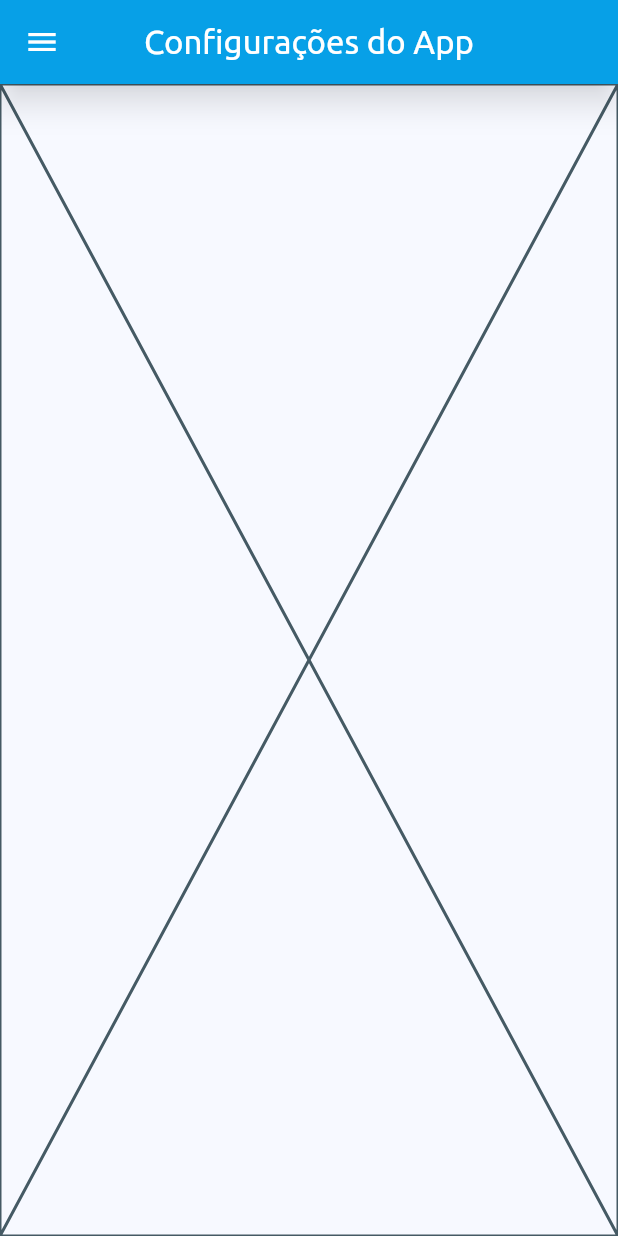
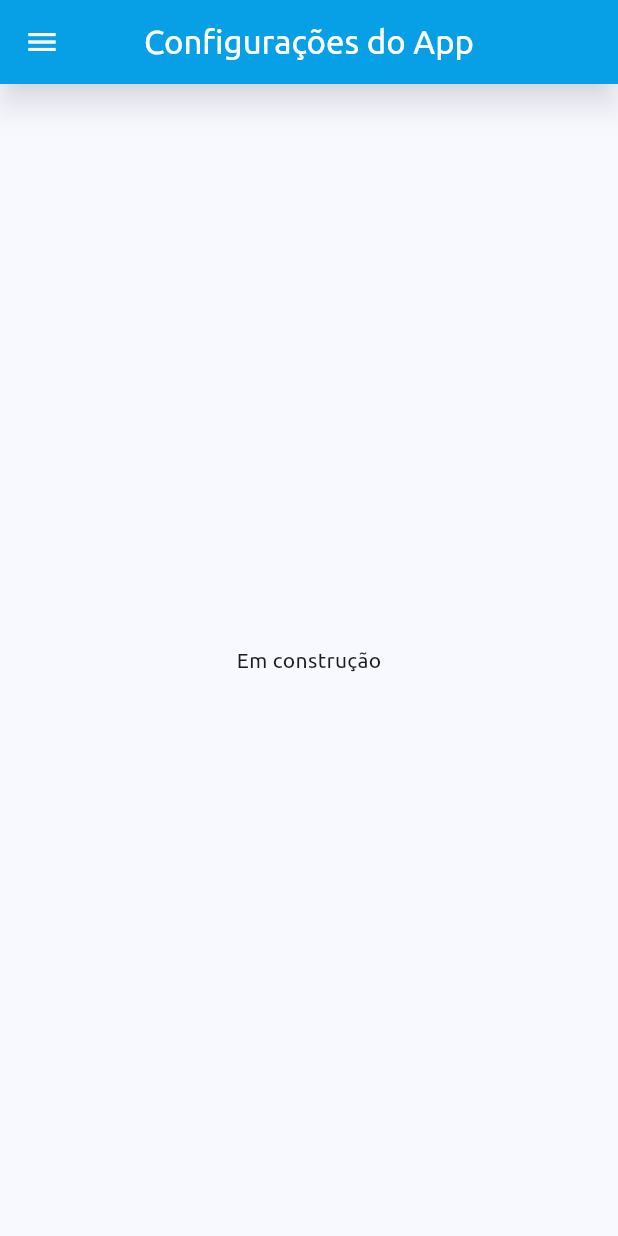
Before and after one commit to Ferps53/Scheduler, a Flutter app: the ConfigScreen screen opened by its route, on a phone screen of 412 x 824 dp. Run offline on Flutter 3.47's test engine with Material 3 defaults, Android fonts, the phone set to English and light mode, and no system bars; our stand-ins replace firebase_core, firebase_messaging, shared_preferences; accounts and stored records are empty; generated files the repository leaves out were written again.

Commit message:
Add: Mensagem de "Em construção" na tela de configurações

```diff
--- a/lib/src/view/configuracao/screen/config_screen.dart
+++ b/lib/src/view/configuracao/screen/config_screen.dart
@@ -11,7 +11,9 @@ class ConfigScreen extends StatelessWidget {
     return const Scaffold(
       drawer: AppDrawer(),
       appBar: DefaultAppBar(label: "Configurações do App"),
-      body: Placeholder(),
+      body: Center(
+        child: Text("Em construção"),
+      ),
     );
   }
 }
--- a/lib/src/view/info/widgets/info_developer_card.dart
+++ b/lib/src/view/info/widgets/info_developer_card.dart
@@ -1,7 +1,7 @@
 part of '../screen/info_screen.dart';
 
 class _InfoDeveloperCard extends StatelessWidget {
-  const _InfoDeveloperCard({super.key});
+  const _InfoDeveloperCard();
 
   @override
   Widget build(BuildContext context) {
```
